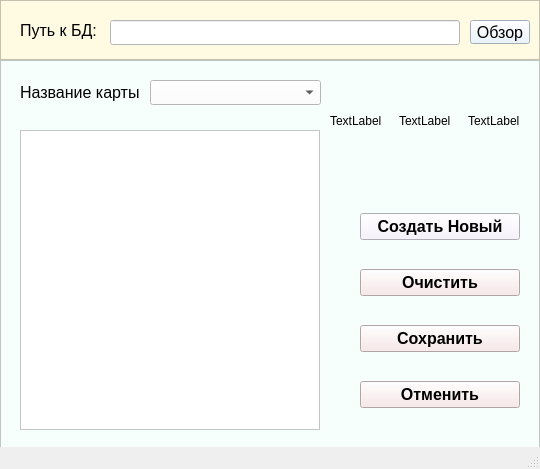
nickson-komi/CyberStep, file data/editor_menu.ui: the form before one commit.
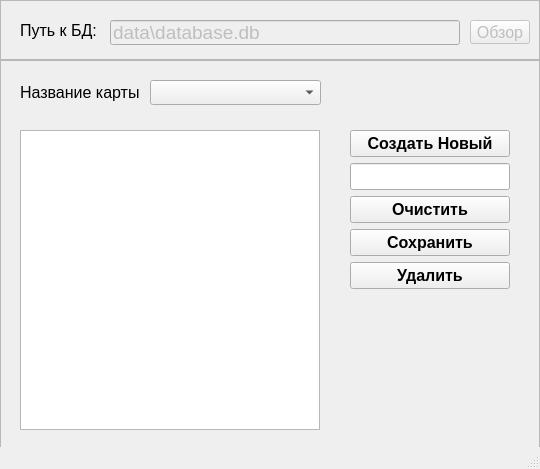
The form after the commit.

```diff
--- a/data/editor_menu.ui
+++ b/data/editor_menu.ui
@@ -10,8 +10,14 @@
     <height>469</height>
    </rect>
   </property>
+  <property name="sizePolicy">
+   <sizepolicy hsizetype="Fixed" vsizetype="Fixed">
+    <horstretch>0</horstretch>
+    <verstretch>0</verstretch>
+   </sizepolicy>
+  </property>
   <property name="windowTitle">
-   <string>MainWindow</string>
+   <string>Редактор уровней v.1.0</string>
   </property>
   <widget class="QWidget" name="centralwidget">
    <widget class="QFrame" name="connect_frame">
@@ -24,7 +30,7 @@
      </rect>
     </property>
     <property name="styleSheet">
-     <string notr="true">background-color: rgb(255, 250, 226);</string>
+     <string notr="true"/>
     </property>
     <property name="frameShape">
      <enum>QFrame::StyledPanel</enum>
@@ -33,6 +39,9 @@
      <enum>QFrame::Raised</enum>
     </property>
     <widget class="QLineEdit" name="lineEdit">
+     <property name="enabled">
+      <bool>false</bool>
+     </property>
      <property name="geometry">
       <rect>
        <x>110</x>
@@ -47,10 +56,16 @@
       </font>
      </property>
      <property name="styleSheet">
-      <string notr="true">background-color: rgb(255, 255, 255);</string>
+      <string notr="true"/>
+     </property>
+     <property name="text">
+      <string>data\database.db</string>
      </property>
     </widget>
     <widget class="QPushButton" name="review_but">
+     <property name="enabled">
+      <bool>false</bool>
+     </property>
      <property name="geometry">
       <rect>
        <x>470</x>
@@ -65,7 +80,7 @@
       </font>
      </property>
      <property name="styleSheet">
-      <string notr="true">background-color: rgb(230, 242, 255);</string>
+      <string notr="true"/>
      </property>
      <property name="text">
       <string>Обзор</string>
@@ -100,7 +115,7 @@
      </rect>
     </property>
     <property name="styleSheet">
-     <string notr="true">background-color: rgb(246, 255, 251);</string>
+     <string notr="true"/>
     </property>
     <property name="frameShape">
      <enum>QFrame::StyledPanel</enum>
@@ -123,7 +138,7 @@
       </font>
      </property>
      <property name="styleSheet">
-      <string notr="true">background-color: rgb(255, 255, 255);</string>
+      <string notr="true"/>
      </property>
     </widget>
     <widget class="QTableWidget" name="tableWidget">
@@ -136,16 +151,16 @@
       </rect>
      </property>
      <property name="styleSheet">
-      <string notr="true">background-color: rgb(255, 255, 255);</string>
+      <string notr="true"/>
      </property>
     </widget>
     <widget class="QWidget" name="verticalLayoutWidget">
      <property name="geometry">
       <rect>
-       <x>360</x>
-       <y>130</y>
+       <x>350</x>
+       <y>70</y>
        <width>160</width>
-       <height>241</height>
+       <height>159</height>
       </rect>
      </property>
      <layout class="QVBoxLayout" name="verticalLayout">
@@ -159,13 +174,22 @@
          </font>
         </property>
         <property name="styleSheet">
-         <string notr="true">background-color: rgb(248, 240, 255);</string>
+         <string notr="true"/>
         </property>
         <property name="text">
          <string>Создать Новый</string>
         </property>
        </widget>
       </item>
+      <item>
+       <widget class="QLineEdit" name="lineEdit_2">
+        <property name="font">
+         <font>
+          <pointsize>12</pointsize>
+         </font>
+        </property>
+       </widget>
+      </item>
       <item>
        <widget class="QPushButton" name="clear_but">
         <property name="font">
@@ -176,7 +200,7 @@
          </font>
         </property>
         <property name="styleSheet">
-         <string notr="true">background-color: rgb(248, 229, 230);</string>
+         <string notr="true"/>
         </property>
         <property name="text">
          <string>Очистить</string>
@@ -193,7 +217,7 @@
          </font>
         </property>
         <property name="styleSheet">
-         <string notr="true">background-color: rgb(248, 229, 230);</string>
+         <string notr="true"/>
         </property>
         <property name="text">
          <string>Сохранить</string>
@@ -201,7 +225,7 @@
        </widget>
       </item>
       <item>
-       <widget class="QPushButton" name="cancel_but">
+       <widget class="QPushButton" name="delete_but">
         <property name="font">
          <font>
           <pointsize>12</pointsize>
@@ -210,10 +234,10 @@
          </font>
         </property>
         <property name="styleSheet">
-         <string notr="true">background-color: rgb(248, 229, 230);</string>
+         <string notr="true"/>
         </property>
         <property name="text">
-         <string>Отменить</string>
+         <string>Удалить</string>
         </property>
        </widget>
       </item>
@@ -237,39 +261,6 @@
       <string>Название карты:</string>
      </property>
     </widget>
-    <widget class="QWidget" name="horizontalLayoutWidget">
-     <property name="geometry">
-      <rect>
-       <x>330</x>
-       <y>40</y>
-       <width>201</width>
-       <height>41</height>
-      </rect>
-     </property>
-     <layout class="QHBoxLayout" name="horizontalLayout">
-      <item>
-       <widget class="QLabel" name="l_player">
-        <property name="text">
-         <string>TextLabel</string>
-        </property>
-       </widget>
-      </item>
-      <item>
-       <widget class="QLabel" name="l_star">
-        <property name="text">
-         <string>TextLabel</string>
-        </property>
-       </widget>
-      </item>
-      <item>
-       <widget class="QLabel" name="l_pole">
-        <property name="text">
-         <string>TextLabel</string>
-        </property>
-       </widget>
-      </item>
-     </layout>
-    </widget>
    </widget>
   </widget>
   <widget class="QStatusBar" name="statusbar"/>
```
